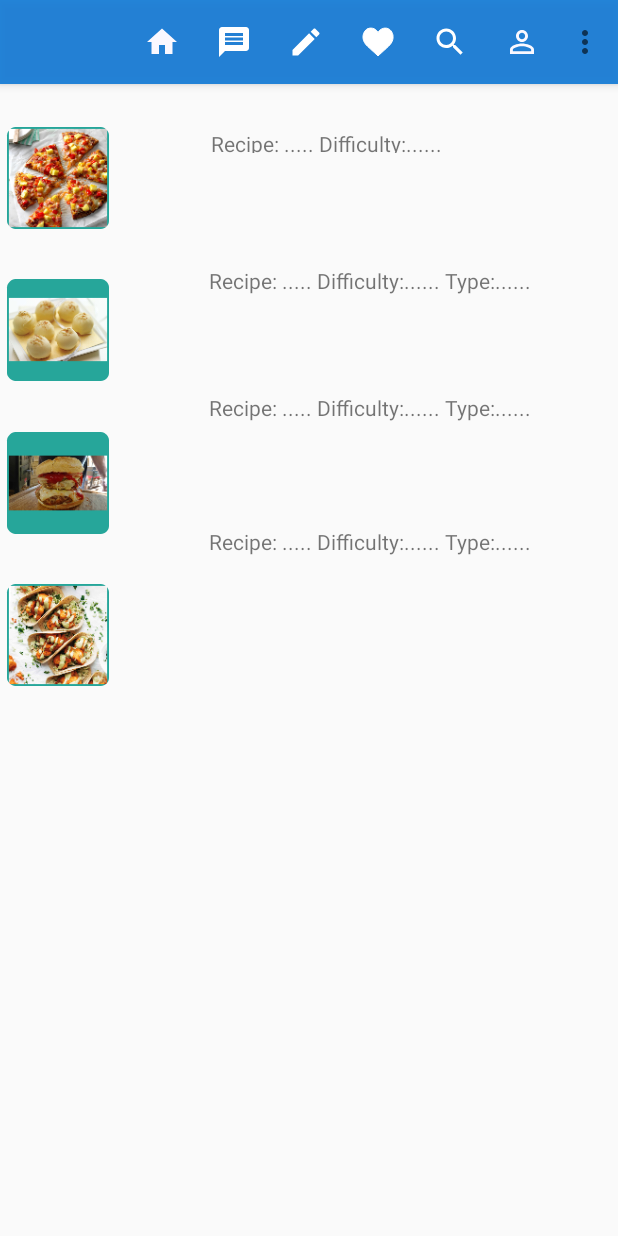
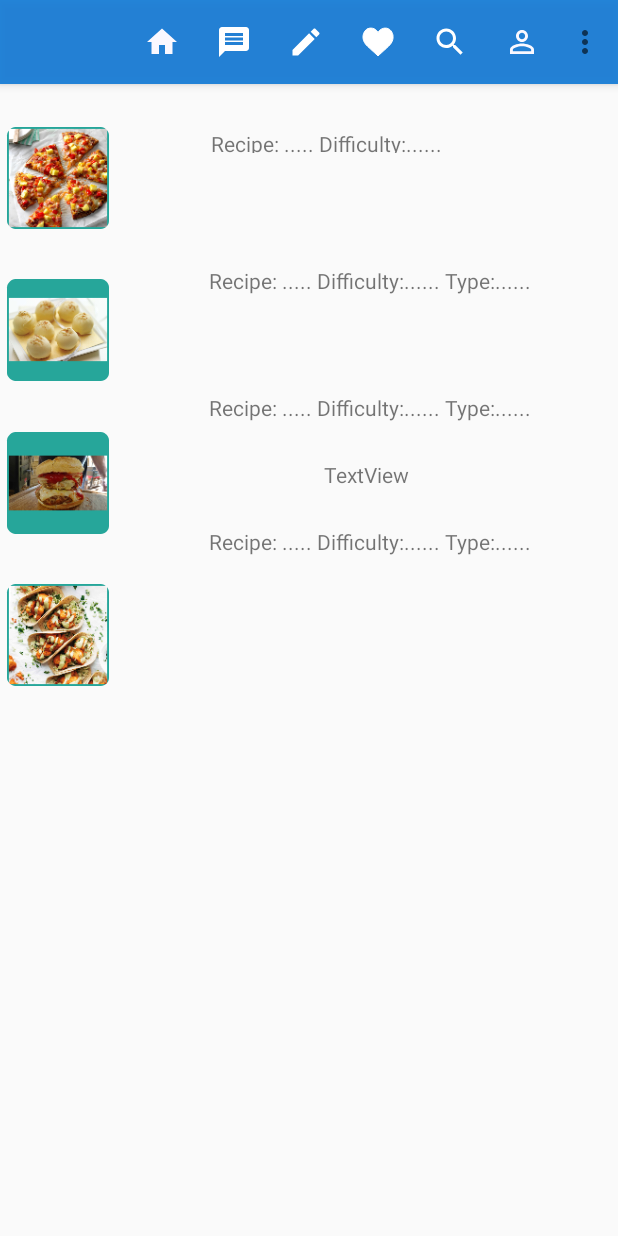
Before and after one commit to GokuSonic/Recipe-Sharing-App, an Android app: the MenuActivity screen opened directly, with no data from a screen before it, on a phone screen of 412 x 824 dp. Run offline under Robolectric (Android 15) with nearby library versions, the phone set to English and light mode, and no system bars; libraries missing offline, so code that uses them is left out: com.tbuonomo.viewpagerdotsindicator; plain views replace DotsIndicator; 2 statements that could not run were skipped.

Commit message:
Realtime Database (Recipes) --breaking things help patrick it's been 4 days since I've seen the light

```diff
--- a/app/src/main/java/com/example/ReciPleaseLogin/data/Recipe.java
+++ b/app/src/main/java/com/example/ReciPleaseLogin/data/Recipe.java
@@ -86,6 +86,8 @@ return comments;
         DB.getInstance().pushRecipeName(recipe_name);
         DB.getInstance().pushIngredients(recipe_name, ingredients);
         DB.getInstance().pushDescription(recipe_name, description);
+        DB.getInstance().pushInstructions(recipe_name, instructions);
+        DB.getInstance().pushTags(recipe_name, tags);
 
     }
 /*
--- a/app/src/main/java/com/example/ReciPleaseLogin/data/UserProfile.java
+++ b/app/src/main/java/com/example/ReciPleaseLogin/data/UserProfile.java
@@ -81,7 +81,7 @@ public UserProfile(){}
     public void updateDB(){
 
         //DB.push(this);
-        DB.pushWhoAreYou(who_are_you);
+        DB.getInstance().pushWhoAreYou(who_are_you);
         DB.pushUserName(username);
         DB.pushCookingExp(cooking_experience);
         DB.pushWhatYouDo(what_do_you_do);
--- a/app/src/main/java/com/example/ReciPleaseLogin/ui/Menu/MenuActivity.java
+++ b/app/src/main/java/com/example/ReciPleaseLogin/ui/Menu/MenuActivity.java
@@ -6,12 +6,14 @@ import androidx.appcompat.widget.Toolbar;
 import androidx.viewpager.widget.ViewPager;
 
 import android.content.Intent;
+import android.util.Log;
 import android.view.Menu;
 import android.view.MenuItem;
 
 
 import android.os.Bundle;
 import android.widget.ImageView;
+import android.widget.TextView;
 
 
 import androidx.fragment.app.FragmentPagerAdapter;
@@ -19,11 +21,13 @@ import androidx.fragment.app.FragmentManager;
 import androidx.fragment.app.Fragment;
 
 import com.example.ReciPleaseLogin.R;
+import com.example.ReciPleaseLogin.ui.IRecipeListener;
 import com.example.ReciPleaseLogin.ui.Levels.LevelsActivity;
 import com.example.ReciPleaseLogin.ui.Messages.MessagesActivity;
 import com.example.ReciPleaseLogin.ui.Post.PostActivity;
 import com.example.ReciPleaseLogin.ui.Search.SearchActivity;
 import com.example.ReciPleaseLogin.ui.Profile.ProfileActivity;
+import com.example.ReciPleaseLogin.data.DB;
 
 
 import com.tbuonomo.viewpagerdotsindicator.DotsIndicator;
@@ -31,6 +35,7 @@ import com.tbuonomo.viewpagerdotsindicator.DotsIndicator;
 
 public class MenuActivity extends AppCompatActivity {
 
+    private TextView test;
     public static class MenuFragementAdapter extends FragmentPagerAdapter {
         private static int NUM_ITEMS = 3;
 
@@ -84,7 +89,21 @@ public class MenuActivity extends AppCompatActivity {
         final ImageView b2 = findViewById(R.id.imageView2);
         final ImageView b3 = findViewById(R.id.imageView3);
         final ImageView b4 = findViewById(R.id.imageView4);
+        test = findViewById(R.id.textView16);
+        //test.setText("Success");
+        String recipe_name = "Failed";
+        DB.getInstance().pullRecipe(new IRecipeListener(){
+            @Override
+            public void onRetrievalSuccess(String recipe) {
+            test.setText(recipe);
+                Log.i("TEST", "" + recipe);
+            }
+            @Override
+            public void onRetrievalFailure() {
+                Log.i("TEST", "F");
+            }
 
+        }, recipe_name);
 
         //Lower part of Menu
 
--- a/app/src/main/res/layout/activity_menu.xml
+++ b/app/src/main/res/layout/activity_menu.xml
@@ -1,6 +1,7 @@
 <?xml version="1.0" encoding="utf-8"?>
 <androidx.constraintlayout.widget.ConstraintLayout xmlns:android="http://schemas.android.com/apk/res/android"
     xmlns:app="http://schemas.android.com/apk/res-auto"
+    xmlns:tools="http://schemas.android.com/tools"
     android:layout_width="match_parent"
     android:layout_height="match_parent">
 
@@ -158,6 +159,18 @@
             app:layout_constraintBottom_toBottomOf="parent"
             app:progressMode="true"
             app:selectedDotColor="@color/cardview_dark_background" />
+
     </androidx.viewpager.widget.ViewPager>
 
+    <TextView
+        android:id="@+id/textView16"
+        android:layout_width="wrap_content"
+        android:layout_height="wrap_content"
+        android:text="TextView"
+        android:visibility="visible"
+        app:layout_constraintBottom_toTopOf="@+id/textView4"
+        app:layout_constraintEnd_toEndOf="parent"
+        app:layout_constraintStart_toEndOf="@+id/imageView4"
+        app:layout_constraintTop_toBottomOf="@+id/textView3" />
+
 </androidx.constraintlayout.widget.ConstraintLayout>
```
Also changed, not shown: app/src/main/java/com/example/ReciPleaseLogin/data/DB.java (+83 -51 lines), app/src/main/java/com/example/ReciPleaseLogin/ui/login/LoginActivity.java (+5 -7 lines), app/src/main/java/com/example/ReciPleaseLogin/ui/login/Registration.java (+6 -39 lines).
